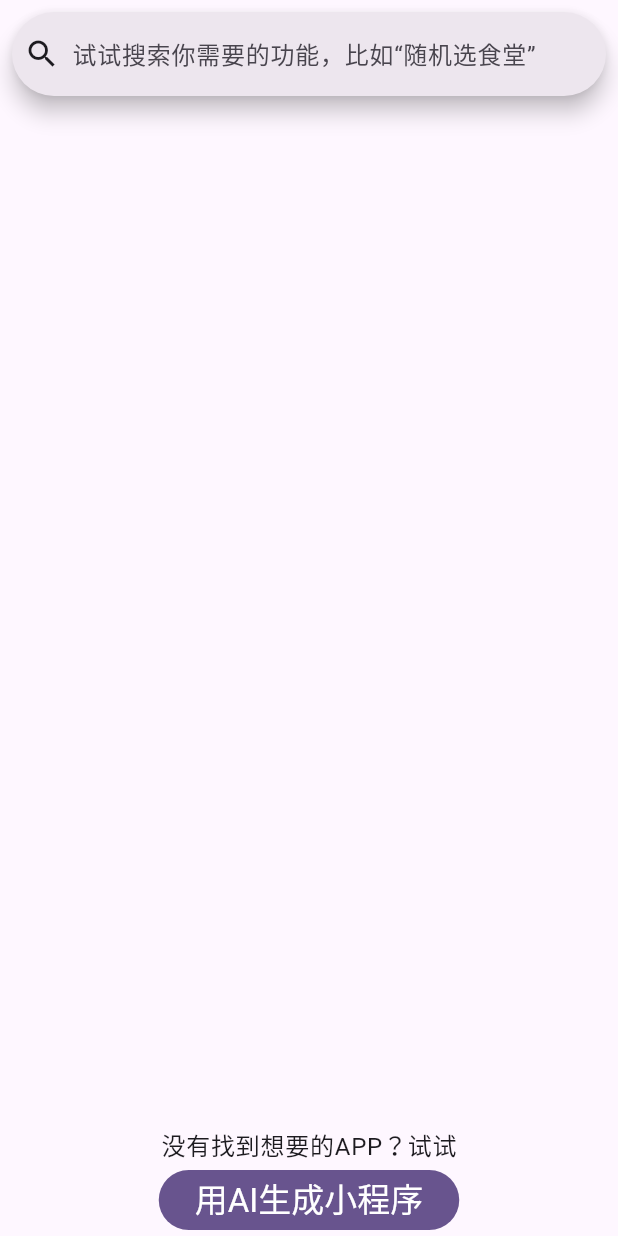
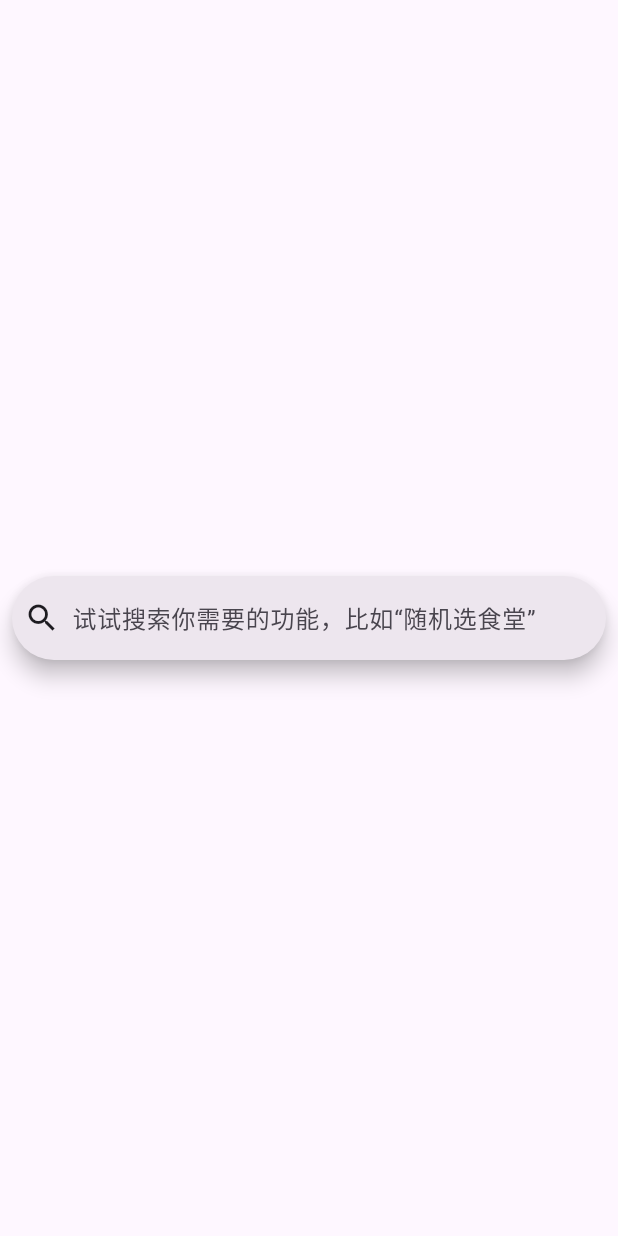
Before and after one commit to Trent-Fellbootman/genie_mvp, a Flutter app: the MiniAppSearchPage screen opened by its route, on a phone screen of 412 x 824 dp. Run offline on Flutter 3.47's test engine with Material 3 defaults, Android fonts, the phone set to English and light mode, and no system bars; our stand-ins replace dio, file_picker, flutter_markdown, flutter_secure_storage, infinite_scroll_pagination, loading_animation_widget and 1 more; accounts and stored records are empty.

Commit message:
Comment out AI app generation button and make search bar position in the center when there is no search query

```diff
--- a/lib/ui/pages/mini_app_search_page.dart
+++ b/lib/ui/pages/mini_app_search_page.dart
@@ -15,25 +15,26 @@ class MiniAppSearchPage extends StatelessWidget {
             // search view
             const Expanded(child: MiniAppSearchView()),
             // AI app generation redirection widget
-            Column(
-              mainAxisSize: MainAxisSize.min,
-              children: [
-                Text(
-                  "没有找到想要的APP？试试",
-                  style: Theme.of(context).textTheme.bodyLarge,
-                ),
-                FilledButton(
-                  onPressed: () {
-                    Navigator.of(context).pushNamed('/ai_app_generation_page');
-                  },
-                  child: Text(
-                    "用AI生成小程序",
-                    style: Theme.of(context).textTheme.titleLarge!.copyWith(
-                        color: Theme.of(context).colorScheme.onPrimary),
-                  ),
-                ),
-              ],
-            )
+            // comment this out for now cuz AI app generation isn't ready yet
+            // Column(
+            //   mainAxisSize: MainAxisSize.min,
+            //   children: [
+            //     Text(
+            //       "没有找到想要的APP？试试",
+            //       style: Theme.of(context).textTheme.bodyLarge,
+            //     ),
+            //     FilledButton(
+            //       onPressed: () {
+            //         Navigator.of(context).pushNamed('/ai_app_generation_page');
+            //       },
+            //       child: Text(
+            //         "用AI生成小程序",
+            //         style: Theme.of(context).textTheme.titleLarge!.copyWith(
+            //             color: Theme.of(context).colorScheme.onPrimary),
+            //       ),
+            //     ),
+            //   ],
+            // )
           ],
         ),
       ),
--- a/lib/ui/widgets/mini_app_search_view.dart
+++ b/lib/ui/widgets/mini_app_search_view.dart
@@ -21,6 +21,7 @@ class _MiniAppSearchViewState extends State<MiniAppSearchView> {
   Widget build(BuildContext context) {
     return Column(
       mainAxisSize: MainAxisSize.min,
+      mainAxisAlignment: MainAxisAlignment.center,
       children: [
         // search bar
         Container(
@@ -35,12 +36,12 @@ class _MiniAppSearchViewState extends State<MiniAppSearchView> {
             },
           ),
         ),
-        Expanded(
-          child: searchParameters == null
-              ? Container()
-              : MiniAppSearchResultDisplayView(
-                  searchParameters: searchParameters!),
-        ),
+        searchParameters == null
+            ? Container()
+            : Expanded(
+                child: MiniAppSearchResultDisplayView(
+                    searchParameters: searchParameters!),
+              ),
       ],
     );
   }
@@ -77,8 +78,7 @@ class _MiniAppSearchResultDisplayViewState
 
   Future<void> _fetchPage(pageKey) async {
     try {
-      final MiniAppSearchPageResponse response =
-          await BackendClient.searchPage(
+      final MiniAppSearchPageResponse response = await BackendClient.searchPage(
         MiniAppSearchPageRequest(
           searchParameters: widget.searchParameters,
           pageIndex: pageKey,
```
